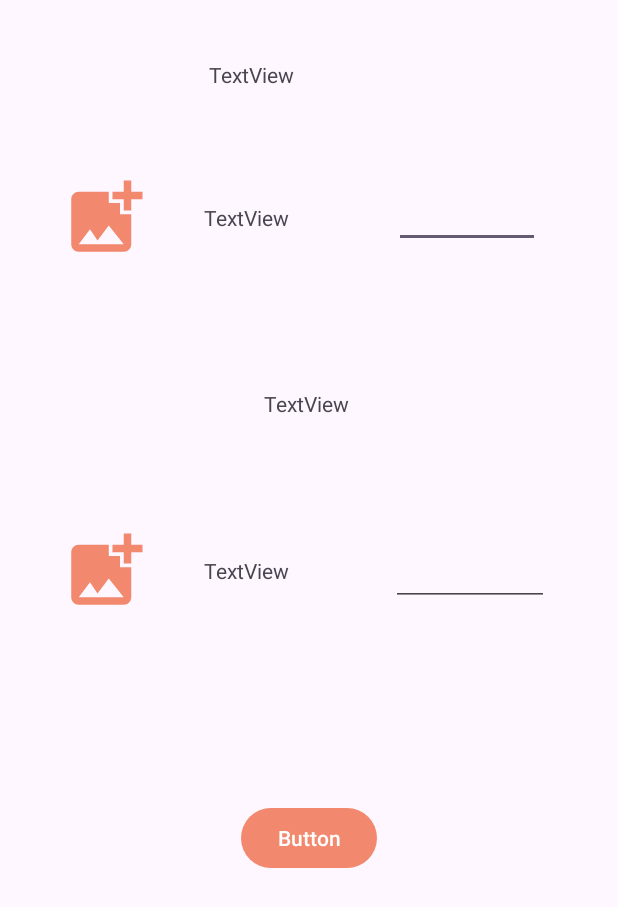
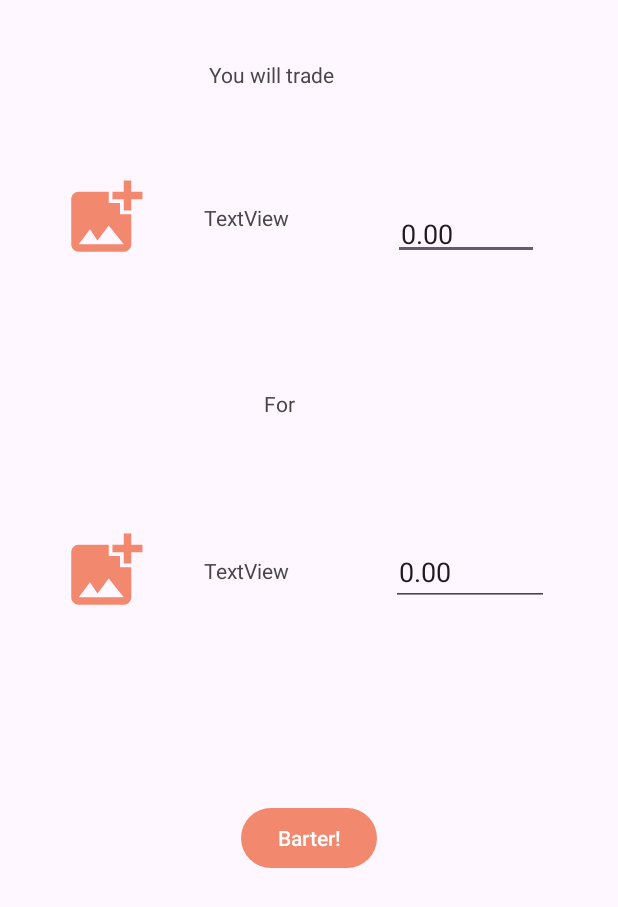
Before and after one commit to ge-andrew/BarterBuddy, an Android app: the AdjustTradeMoneyPage screen opened directly, with no data from a screen before it, on a phone screen of 412 x 824 dp. Shown: the top 907 px of the screen. Run offline under Robolectric (Android 15) with nearby library versions, the phone set to English and light mode, and no system bars; our stand-ins replace Firebase (no records; nobody signed in at launch, a user with empty details on screens opened directly); 8 statements that could not run were skipped.

Commit message:
Can adjust money to finalize trade. User story almost completed, lacking database logging for new trade.

```diff
--- a/app/src/main/java/com/example/barterbuddy/activities/AdjustTradeMoneyPage.java
+++ b/app/src/main/java/com/example/barterbuddy/activities/AdjustTradeMoneyPage.java
@@ -1,27 +1,123 @@
 package com.example.barterbuddy.activities;
 
-import android.content.Intent;
 import android.graphics.Bitmap;
 import android.graphics.BitmapFactory;
 import android.os.Bundle;
 import android.util.Log;
 import android.widget.Button;
+import android.widget.EditText;
 import android.widget.ImageView;
 import android.widget.TextView;
+import android.widget.Toast;
+
 import androidx.appcompat.app.AppCompatActivity;
 import com.example.barterbuddy.R;
 import com.example.barterbuddy.models.Item;
-import com.example.barterbuddy.models.User;
 import com.google.firebase.firestore.DocumentReference;
 import com.google.firebase.firestore.FirebaseFirestore;
 import com.google.firebase.storage.FirebaseStorage;
 import com.google.firebase.storage.StorageReference;
 
-public class AdjustTradeMoneyPage extends AppCompatActivity{
+public class AdjustTradeMoneyPage extends AppCompatActivity {
+
+  private static final String TAG = "AdjustTradeMoneyPage";
+  private final FirebaseFirestore DB = FirebaseFirestore.getInstance();
+  private final FirebaseStorage IMAGE_STORAGE = FirebaseStorage.getInstance();
+  private Item offeringItem;
+  private Item posterItem;
+  private ImageView offeringItemImageView;
+  private ImageView posterItemImageView;
+  private TextView offeringItemTitle;
+  private TextView posterItemTitle;
+  private EditText offeringItemMoneyField;
+  private EditText posterItemMoneyField;
+  private Button submit_trade_button;
+  private DocumentReference posterItemDocReference;
+  private DocumentReference offeringItemDocReference;
+  private StorageReference posterItemImageReference;
+  private StorageReference offeringItemImageReference;
+  final long ONE_MEGABYTE = 1024 * 1024;
+
   protected void onCreate(Bundle savedInstanceState) {
     super.onCreate(savedInstanceState);
     setContentView(R.layout.activity_adjust_trade_money);
 
+    posterItem = (Item) getIntent().getSerializableExtra("posterItem");
+    offeringItem = (Item) getIntent().getSerializableExtra("offeringItem");
+
+    // assign xml variables to elements
+    offeringItemImageView = findViewById(R.id.offeringItemImage);
+    posterItemImageView = findViewById(R.id.posterItemImage);
+    offeringItemTitle = findViewById(R.id.offeringItemTitle);
+    posterItemTitle = findViewById(R.id.posterItemTitle);
+    offeringItemMoneyField = findViewById(R.id.offeringItemMoneyField);
+    posterItemMoneyField = findViewById(R.id.posterItemMoneyField);
+    submit_trade_button = findViewById(R.id.submit_trade_button);
+
+    // establish directories in Firebase
+    posterItemDocReference =
+        DB.collection("users")
+            .document(posterItem.getEmail())
+            .collection("items")
+            .document(posterItem.getEmail() + "-" + posterItem.getTitle());
+    offeringItemDocReference =
+        DB.collection("users")
+            .document(offeringItem.getEmail())
+            .collection("items")
+            .document(offeringItem.getEmail() + "-" + offeringItem.getTitle());
+    posterItemImageReference =
+        IMAGE_STORAGE
+            .getReference()
+            .child(
+                "users/"
+                    + posterItem.getEmail()
+                    + "/"
+                    + posterItem.getEmail()
+                    + "-"
+                    + posterItem.getTitle()
+                    + ".jpg");
+    offeringItemImageReference =
+        IMAGE_STORAGE
+            .getReference()
+            .child(
+                "users/"
+                    + offeringItem.getEmail()
+                    + "/"
+                    + offeringItem.getEmail()
+                    + "-"
+                    + offeringItem.getTitle()
+                    + ".jpg");
+
+    // load in assets, ready text fields
+    posterItemImageReference
+            .getBytes(ONE_MEGABYTE)
+            .addOnSuccessListener(
+                    bytes -> {
+                      Bitmap itemImage = BitmapFactory.decodeByteArray(bytes, 0, bytes.length);
+                      posterItemImageView.setImageBitmap(itemImage);
+                    })
+            .addOnFailureListener(e -> Log.w(TAG, "Error getting poster item image.", e));
+    offeringItemImageReference
+            .getBytes(ONE_MEGABYTE)
+            .addOnSuccessListener(
+                    bytes -> {
+                      Bitmap itemImage = BitmapFactory.decodeByteArray(bytes, 0, bytes.length);
+                      offeringItemImageView.setImageBitmap(itemImage);
+                    })
+            .addOnFailureListener(e -> Log.w(TAG, "Error getting offering item image.", e));
+    posterItemTitle.setText(posterItem.getTitle());
+    offeringItemTitle.setText(offeringItem.getTitle());
+    posterItemMoneyField.setText("0.00");
+    offeringItemMoneyField.setText("0.00");
+
+    // set up listener for button
+    // if fields empty, error
+    submit_trade_button.setOnClickListener(
+            v -> {
+              Toast toast = Toast.makeText(this, "Mock Success Message!", Toast.LENGTH_LONG);
+              toast.show();
+            }
+    );
 
   }
 }
--- a/app/src/main/res/layout/activity_adjust_trade_money.xml
+++ b/app/src/main/res/layout/activity_adjust_trade_money.xml
@@ -6,99 +6,101 @@
     android:layout_height="match_parent">
 
     <TextView
-        android:id="@+id/textView"
+        android:id="@+id/adjustMoneyTitle"
         android:layout_width="133dp"
         android:layout_height="0dp"
         android:layout_marginTop="40dp"
-        android:text="TextView"
+        android:text="You will trade "
         app:layout_constraintEnd_toEndOf="parent"
         app:layout_constraintStart_toStartOf="parent"
         app:layout_constraintTop_toTopOf="parent" />
 
     <ImageView
-        android:id="@+id/imageView"
+        android:id="@+id/offeringItemImage"
         android:layout_width="wrap_content"
         android:layout_height="wrap_content"
         android:layout_marginStart="40dp"
         android:layout_marginTop="56dp"
         app:layout_constraintStart_toStartOf="parent"
-        app:layout_constraintTop_toBottomOf="@+id/textView"
+        app:layout_constraintTop_toBottomOf="@+id/adjustMoneyTitle"
         app:srcCompat="@drawable/baseline_add_photo_alternate_24" />
 
     <ImageView
-        android:id="@+id/imageView2"
+        android:id="@+id/posterItemImage"
         android:layout_width="wrap_content"
         android:layout_height="wrap_content"
         android:layout_marginStart="40dp"
         android:layout_marginTop="72dp"
         app:layout_constraintStart_toStartOf="parent"
-        app:layout_constraintTop_toBottomOf="@+id/textView4"
+        app:layout_constraintTop_toBottomOf="@+id/forText"
         app:srcCompat="@drawable/baseline_add_photo_alternate_24" />
 
     <TextView
-        android:id="@+id/textView2"
+        android:id="@+id/offeringItemTitle"
         android:layout_width="wrap_content"
         android:layout_height="wrap_content"
         android:layout_marginStart="36dp"
         android:layout_marginTop="20dp"
         android:text="TextView"
-        app:layout_constraintStart_toEndOf="@+id/imageView"
-        app:layout_constraintTop_toTopOf="@+id/imageView" />
+        app:layout_constraintStart_toEndOf="@+id/offeringItemImage"
+        app:layout_constraintTop_toTopOf="@+id/offeringItemImage" />
 
     <EditText
-        android:id="@+id/editTextNumberSigned"
+        android:id="@+id/offeringItemMoneyField"
         android:layout_width="97dp"
         android:layout_height="30dp"
-        android:layout_marginTop="20dp"
+        android:layout_marginTop="28dp"
         android:ems="10"
-        android:inputType="numberSigned"
+        android:padding="5dp"
+        android:inputType="numberDecimal"
         app:layout_constraintEnd_toEndOf="parent"
-        app:layout_constraintHorizontal_bias="0.575"
-        app:layout_constraintStart_toEndOf="@+id/textView2"
-        app:layout_constraintTop_toTopOf="@+id/imageView" />
+        app:layout_constraintHorizontal_bias="0.566"
+        app:layout_constraintStart_toEndOf="@+id/offeringItemTitle"
+        app:layout_constraintTop_toTopOf="@+id/offeringItemImage" />
 
     <TextView
-        android:id="@+id/textView3"
+        android:id="@+id/posterItemTitle"
         android:layout_width="wrap_content"
         android:layout_height="wrap_content"
         android:layout_marginStart="36dp"
         android:layout_marginTop="20dp"
         android:text="TextView"
-        app:layout_constraintStart_toEndOf="@+id/imageView2"
-        app:layout_constraintTop_toTopOf="@+id/imageView2" />
+        app:layout_constraintStart_toEndOf="@+id/posterItemImage"
+        app:layout_constraintTop_toTopOf="@+id/posterItemImage" />
 
     <EditText
-        android:id="@+id/editTextNumberSigned2"
+        android:id="@+id/posterItemMoneyField"
         android:layout_width="105dp"
         android:layout_height="45dp"
         android:layout_marginStart="68dp"
         android:layout_marginTop="8dp"
         android:ems="10"
-        android:inputType="numberSigned"
+        android:padding="5dp"
+        android:inputType="numberDecimal"
         app:layout_constraintEnd_toEndOf="parent"
         app:layout_constraintHorizontal_bias="0.0"
-        app:layout_constraintStart_toEndOf="@+id/textView3"
-        app:layout_constraintTop_toTopOf="@+id/imageView2" />
+        app:layout_constraintStart_toEndOf="@+id/posterItemTitle"
+        app:layout_constraintTop_toTopOf="@+id/posterItemImage" />
 
     <TextView
-        android:id="@+id/textView4"
+        android:id="@+id/forText"
         android:layout_width="wrap_content"
         android:layout_height="wrap_content"
         android:layout_marginStart="176dp"
         android:layout_marginTop="84dp"
-        android:text="TextView"
+        android:text="For "
         app:layout_constraintStart_toStartOf="parent"
-        app:layout_constraintTop_toBottomOf="@+id/imageView" />
+        app:layout_constraintTop_toBottomOf="@+id/offeringItemImage" />
 
     <Button
-        android:id="@+id/button"
+        android:id="@+id/submit_trade_button"
         android:layout_width="wrap_content"
         android:layout_height="wrap_content"
         android:layout_marginTop="124dp"
-        android:text="Button"
+        android:text="Barter!"
         app:layout_constraintBottom_toBottomOf="parent"
         app:layout_constraintEnd_toEndOf="parent"
         app:layout_constraintStart_toStartOf="parent"
-        app:layout_constraintTop_toBottomOf="@+id/imageView2"
+        app:layout_constraintTop_toBottomOf="@+id/posterItemImage"
         app:layout_constraintVertical_bias="0.0" />
 </androidx.constraintlayout.widget.ConstraintLayout>
```
Also changed, not shown: app/src/main/java/com/example/barterbuddy/activities/ChooseTradeItemPage.java (+18 -8 lines).
